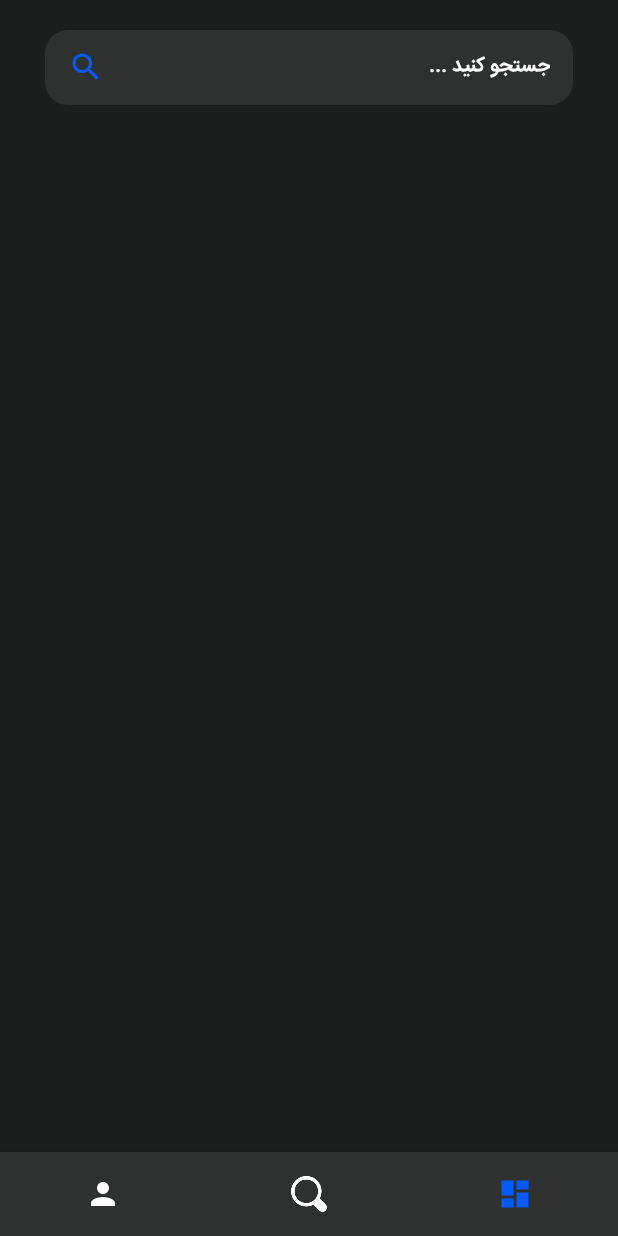
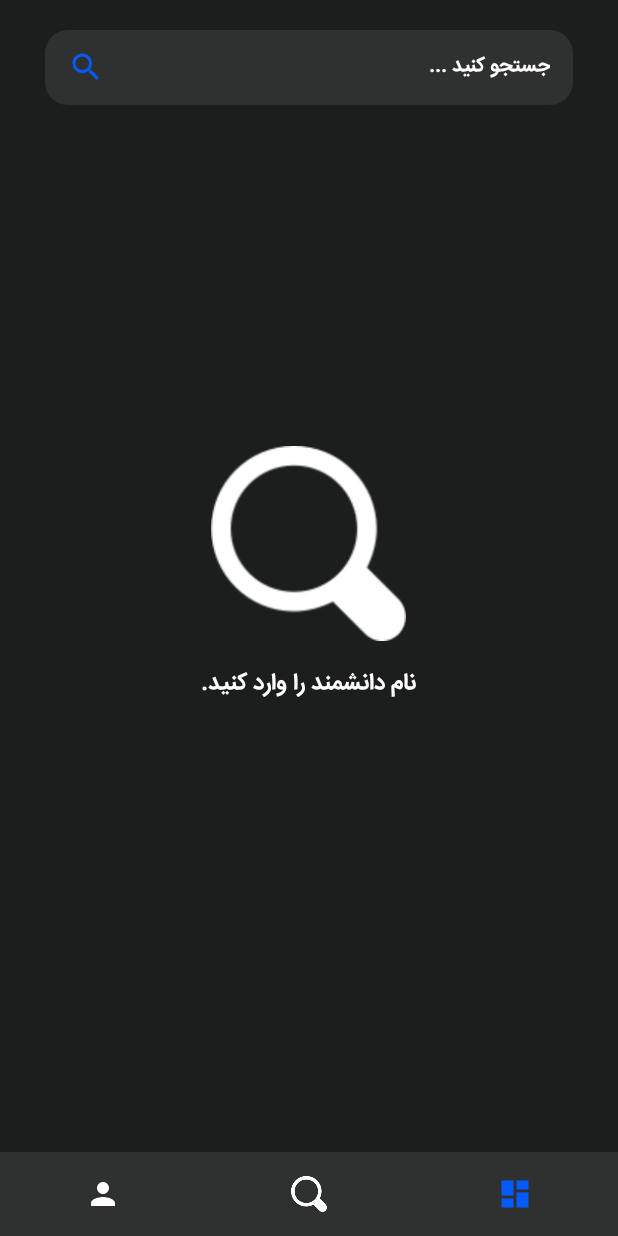
Before and after one commit to MhmudAlpurd/Scientists, an Android app: the fragment SearchFragment placed in its activity, on a phone screen of 412 x 824 dp. Run offline under Robolectric (Android 15) with nearby library versions, the phone set to English and light mode, and no system bars; our stand-ins replace CircleImageView, Picasso; libraries missing offline, so code that uses them is left out: com.duolingo.open; network calls fail; 6 statements that could not run were skipped.

Commit message:
Search Section is completed

```diff
--- a/app/src/main/java/ir/mpkmro/scientists/SearchFragment.java
+++ b/app/src/main/java/ir/mpkmro/scientists/SearchFragment.java
@@ -5,14 +5,33 @@ import android.os.Bundle;
 
 import androidx.annotation.Nullable;
 import androidx.fragment.app.Fragment;
+import androidx.recyclerview.widget.LinearLayoutManager;
+import androidx.recyclerview.widget.RecyclerView;
 
+import android.text.Editable;
+import android.text.TextWatcher;
 import android.view.LayoutInflater;
 import android.view.View;
 import android.view.ViewGroup;
+import android.widget.EditText;
+import android.widget.LinearLayout;
+
+import java.util.ArrayList;
+import java.util.List;
+
+import ir.mpkmro.scientists.Adapter.PersonAdapter;
+import ir.mpkmro.scientists.DataBase.DataBase;
+import ir.mpkmro.scientists.Model.Person;
 
 public class SearchFragment extends Fragment {
 
-View view;
+    View view;
+    LinearLayout linearLayout;
+    RecyclerView recyclerView;
+    EditText editText;
+    PersonAdapter adapter;
+    List<Person> personList;
+
     public SearchFragment() {
     }
 
@@ -20,8 +39,69 @@ View view;
     @Override
     public View onCreateView(LayoutInflater inflater, ViewGroup container,
                              Bundle savedInstanceState) {
-        view =  inflater.inflate(R.layout.fragment_search, container, false);
+        view = inflater.inflate(R.layout.fragment_search, container, false);
+        setupViews();
+        setData();
+        showBackground();
+        editText.addTextChangedListener(new TextWatcher() {
+            @Override
+            public void beforeTextChanged(CharSequence s, int start, int count, int after) {
+
+            }
+
+            @Override
+            public void onTextChanged(CharSequence s, int start, int before, int count) {
+
+            }
+
+            @Override
+            public void afterTextChanged(Editable s) {
+                if (s.toString().trim().isEmpty()) {
+                    showBackground();
+
+                } else {
+                    removeBackground();
+                    filter(s.toString());
+                }
+            }
+        });
         return view;
+    }
+
+    private void filter(String text) {
+        List<Person> filterList = new ArrayList<>();
+        for (Person person : personList) {
+            if (person.getName().toLowerCase().contains(text.toLowerCase())) {
+                filterList.add(person);
+            }
+        }
+        adapter.filterList(filterList);
+    }
+
+    private void setData() {
+        DataBase db = new DataBase(getActivity());
+        personList = db.getAllPerson();
+        adapter = new PersonAdapter(getActivity(), personList);
+        recyclerView.setAdapter(adapter);
+    }
+
+    private void setupViews() {
+        linearLayout = view.findViewById(R.id.search_bg);
+        recyclerView = view.findViewById(R.id.recycler_id);
+        editText = view.findViewById(R.id.search_ed_id);
+        recyclerView.setLayoutManager(new LinearLayoutManager(getActivity()));
+
+    }
+
+    public void showBackground() {
+        recyclerView.setVisibility(View.GONE);
+        linearLayout.setVisibility(View.VISIBLE);
+
+    }
+
+    public void removeBackground() {
+        recyclerView.setVisibility(View.VISIBLE);
+        linearLayout.setVisibility(View.GONE);
     }
 
     @Override
--- /dev/null
+++ b/app/src/main/res/anim/item_anim.xml
@@ -0,0 +1,14 @@
+<?xml version="1.0" encoding="utf-8"?>
+<set xmlns:android="http://schemas.android.com/apk/res/android">
+    <scale
+        android:duration="700"
+        android:fromXScale="0"
+        android:fromYScale="0"
+        android:pivotX="50%p"
+        android:pivotY="100%p"
+        android:toXScale="1"
+        android:toYScale="1">
+
+
+    </scale>
+</set>
--- a/app/src/main/res/layout/fragment_search.xml
+++ b/app/src/main/res/layout/fragment_search.xml
@@ -1,40 +1,45 @@
 <?xml version="1.0" encoding="utf-8"?>
-<LinearLayout xmlns:android="http://schemas.android.com/apk/res/android"
+<RelativeLayout xmlns:android="http://schemas.android.com/apk/res/android"
     xmlns:tools="http://schemas.android.com/tools"
     android:layout_width="match_parent"
     android:layout_height="match_parent"
+    android:background="@color/backGround"
     android:orientation="vertical"
-    android:background="@color/backGround"
     tools:context=".SearchFragment">
 
+    <include layout="@layout/search_background"/>
 
     <EditText
-        android:background="@drawable/ed_bg"
+        android:id="@+id/search_ed_id"
         android:layout_width="match_parent"
         android:layout_height="50dp"
+        android:layout_marginHorizontal="30dp"
         android:layout_marginTop="20dp"
-        android:layout_marginHorizontal="30dp"
+        android:background="@drawable/ed_bg"
+        android:drawableStart="@drawable/ic_search_blue"
+        android:fontFamily="@font/iransans_bold"
         android:hint="جستجو کنید ..."
-        android:textColorHint="@color/white"
-        android:textSize="13dp"
-        android:textColor="@color/white"
-        android:fontFamily="@font/iransans_bold"
-        android:drawableStart="@drawable/ic_search_blue"
         android:paddingStart="15dp"
         android:paddingEnd="15dp"
-        android:id="@+id/search_ed_id"
-        >
-    </EditText>
+        android:textColor="@color/white"
+        android:textColorHint="@color/white"
+        android:textSize="13dp"/>
 
-    <androidx.recyclerview.widget.RecyclerView
+    <LinearLayout
         android:layout_width="match_parent"
         android:layout_height="match_parent"
-        android:id="@+id/recycler_id">
+        android:layout_below="@id/search_ed_id"
+        android:layout_margin="5dp"
+        android:orientation="vertical">
 
-    </androidx.recyclerview.widget.RecyclerView>
+        <androidx.recyclerview.widget.RecyclerView
+            android:id="@+id/recycler_id"
+            android:layout_marginTop="10dp"
+            android:layout_width="match_parent"
+            android:layout_height="match_parent">
+
+        </androidx.recyclerview.widget.RecyclerView>
+    </LinearLayout>
 
 
-
-
-
-</LinearLayout>
+</RelativeLayout>
--- a/app/src/main/res/layout/item.xml
+++ b/app/src/main/res/layout/item.xml
@@ -4,7 +4,8 @@
     android:layout_height="wrap_content"
     android:layout_marginBottom="5dp"
     android:background="@color/backGround"
-    android:orientation="vertical">
+    android:orientation="vertical"
+    android:id="@+id/relative_id">
 
     <LinearLayout
         android:id="@+id/item_id"
--- a/app/src/main/res/layout/search_background.xml
+++ b/app/src/main/res/layout/search_background.xml
@@ -6,6 +6,7 @@
     android:layout_height="match_parent"
     android:background="@color/backGround"
     android:gravity="center"
+    android:id="@+id/search_bg"
     >
 
     <ImageView
```
Also changed, not shown: app/src/main/java/ir/mpkmro/scientists/Adapter/PersonAdapter.java (+33 -4 lines), app/src/main/java/ir/mpkmro/scientists/ContentActivity.java (+57 -1 lines), app/src/main/res/anim/test_anim.xml (added, +14 -0 lines).
